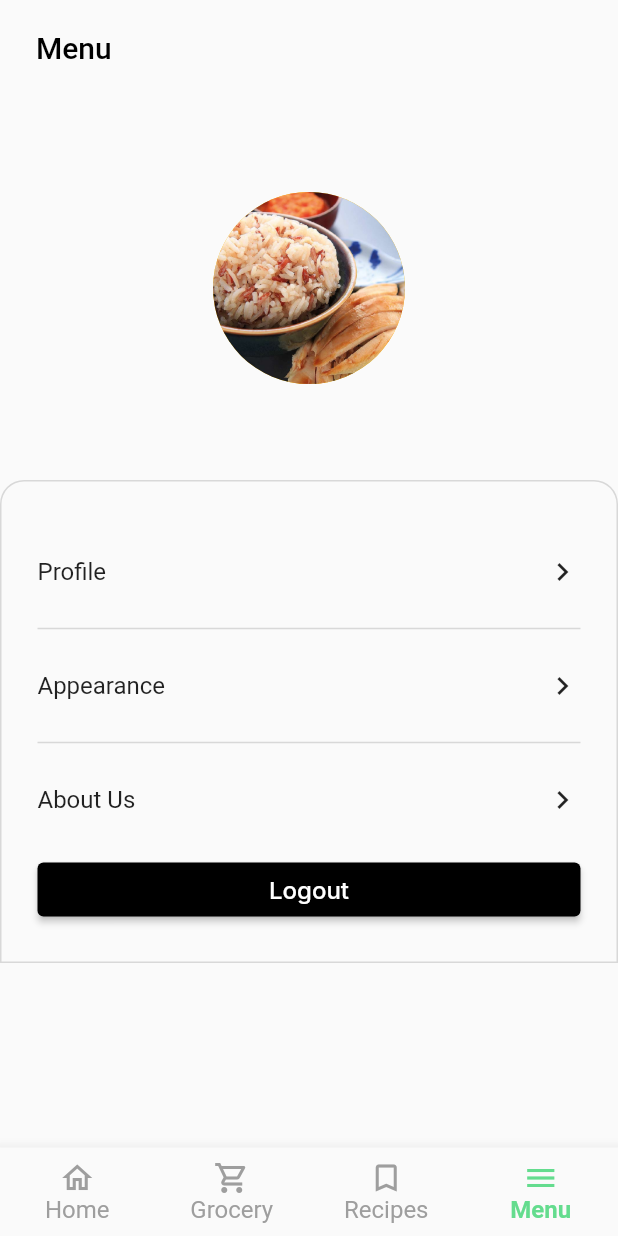
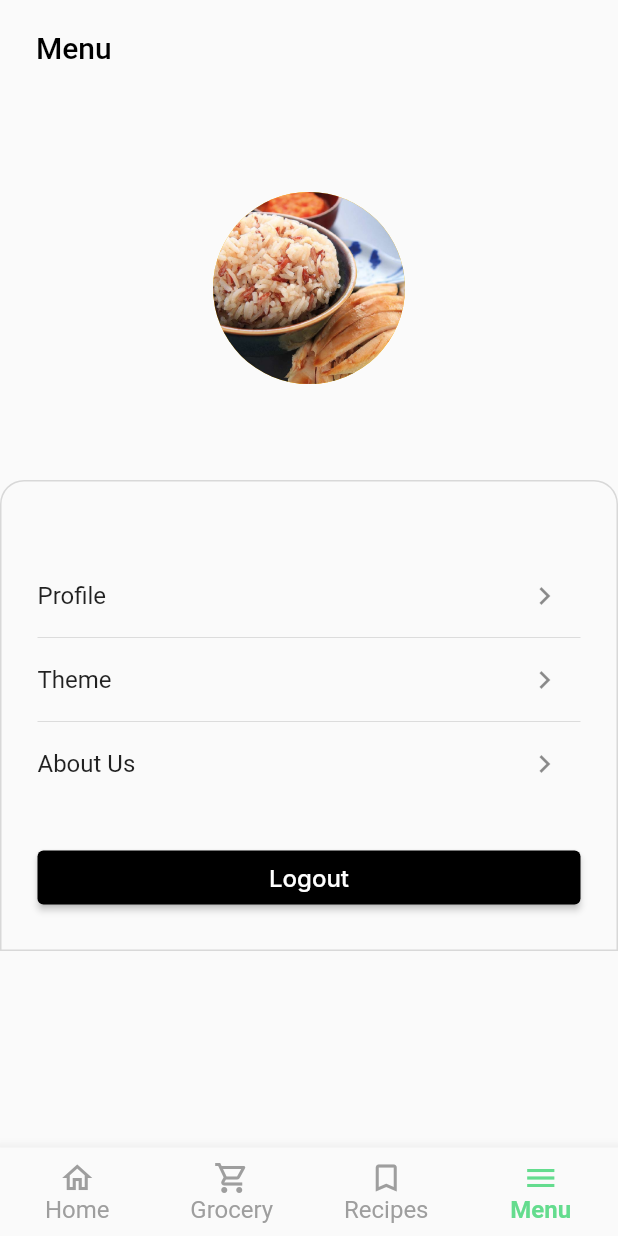
Before and after one commit to Soupfullyy/flutter-goodcook, a Flutter app: the Navigation screen opened directly, item 4 of the bottom bar chosen, on a phone screen of 412 x 824 dp. Run offline on Flutter 3.47's test engine with Material 2 defaults, Android fonts, the phone set to English and light mode, and no system bars; our stand-ins replace google_fonts; accounts and stored records are empty.

Commit message:
Update menu.dart list

```diff
--- a/lib/screens/menu.dart
+++ b/lib/screens/menu.dart
@@ -1,6 +1,9 @@
 import 'package:flutter/material.dart';
 import 'package:flutter_goodcook/screens/login.dart';
 import 'package:google_fonts/google_fonts.dart';
+
+import '../global.dart';
+import 'profile.dart';
 
 class MenuPage extends StatelessWidget {
   const MenuPage({super.key});
@@ -21,56 +24,89 @@ class MenuPage extends StatelessWidget {
         color: Colors.grey[40],
         decoration: BoxDecoration(
           border: Border.all(color: const Color(0xFFD8D8D8)),
-            borderRadius: const BorderRadius.only(topLeft: Radius.circular(16), topRight: Radius.circular(16)),),
+          borderRadius: const BorderRadius.only(
+              topLeft: Radius.circular(16), topRight: Radius.circular(16)),
+        ),
         width: double.infinity,
-
         child: Padding(
             padding: const EdgeInsets.all(24.0),
             child: Column(
               children: [
-                const Padding(
-                  padding: EdgeInsets.symmetric(vertical: 24.0),
-                  child: Row(
-                    mainAxisAlignment: MainAxisAlignment.spaceBetween,
-                    children: [
-                      Text(
-                        'Profile',
-                        style: TextStyle(fontSize: 16),
-                      ),
-                      Icon(Icons.chevron_right_outlined)
-                    ],
+                Padding(
+                  padding: const EdgeInsets.symmetric(vertical: 24.0),
+                  child: ListView(
+
+                      shrinkWrap: true,
+                      children: ListTile.divideTiles(context: context, tiles: [
+                        ListTile(
+                          contentPadding: EdgeInsets.all(0),
+                          title: const Text('Profile'),
+                          onTap: () => Navigator.push(context, MaterialPageRoute(builder: (context) => ProfilePage())),
+                          trailing: IconButton(
+                            icon: const Icon(Icons.chevron_right_outlined),
+                            onPressed: () => Navigator.push(context, MaterialPageRoute(builder: (context) => ProfilePage())),
                           ),
                         ),
-                const Divider(
-                    height: 4, thickness: 1, color: Color(0xFFD8D8D8)),
-                const Padding(
-                  padding: EdgeInsets.symmetric(vertical: 24.0),
-                  child: Row(
-                    mainAxisAlignment: MainAxisAlignment.spaceBetween,
-                    children: [
-                      Text(
-                        'Appearance',
-                        style: TextStyle(fontSize: 16),
-                      ),
-                      Icon(Icons.chevron_right_outlined)
-                    ],
+                        ListTile(
+                          contentPadding: EdgeInsets.all(0),
+                          title: const Text('Theme'),
+                          onTap: () => Navigator.push(context, MaterialPageRoute(builder: (context) => ProfilePage())),
+                          trailing: IconButton(
+                            icon: const Icon(Icons.chevron_right_outlined),
+                            onPressed: () => Navigator.push(context, MaterialPageRoute(builder: (context) => ProfilePage())),
                           ),
                         ),
-                const Divider(
-                    height: 4, thickness: 1, color: Color(0xFFD8D8D8)),
-                const Padding(
-                  padding: EdgeInsets.symmetric(vertical: 24.0),
-                  child: Row(
-                    mainAxisAlignment: MainAxisAlignment.spaceBetween,
-                    children: [
-                      Text(
-                        'About Us',
-                        style: TextStyle(fontSize: 16),
+                        ListTile(
+                          contentPadding: EdgeInsets.all(0),
+                          title: const Text('About Us'),
+                          onTap: () => Navigator.push(context, MaterialPageRoute(builder: (context) => ProfilePage())),
+                          trailing: IconButton(
+                            icon: const Icon(Icons.chevron_right_outlined),
+                            onPressed: () => Navigator.push(context, MaterialPageRoute(builder: (context) => ProfilePage())),
                           ),
-                      Icon(Icons.chevron_right_outlined)
-                    ],
+                        )
+                      ]).toList()),
+                  //   Row(
+                  //     mainAxisAlignment: MainAxisAlignment.spaceBetween,
+                  //     children: [
+                  //       Text(
+                  //         'Profile',
+                  //         style: TextStyle(fontSize: 16),
+                  //       ),
+                  //       Icon(Icons.chevron_right_outlined)
+                  //     ],
+                  //   ),
+                  // ),
+                  // const Divider(
+                  //     height: 4, thickness: 1, color: Color(0xFFD8D8D8)),
+                  // const Padding(
+                  //   padding: EdgeInsets.symmetric(vertical: 24.0),
+                  //   child: Row(
+                  //     mainAxisAlignment: MainAxisAlignment.spaceBetween,
+                  //     children: [
+                  //       Text(
+                  //         'Appearance',
+                  //         style: TextStyle(fontSize: 16),
+                  //       ),
+                  //       Icon(Icons.chevron_right_outlined)
+                  //     ],
+                  //   ),
                 ),
-                ),
+                // const Divider(
+                //     height: 4, thickness: 1, color: Color(0xFFD8D8D8)),
+                // const Padding(
+                //   padding: EdgeInsets.symmetric(vertical: 24.0),
+                //   child: Row(
+                //     mainAxisAlignment: MainAxisAlignment.spaceBetween,
+                //     children: [
+                //       Text(
+                //         'About Us',
+                //         style: TextStyle(fontSize: 16),
+                //       ),
+                //       Icon(Icons.chevron_right_outlined)
+                //     ],
+                //   ),
+                // ),
                 SizedBox(
                     width: MediaQuery.sizeOf(context).width,
                     child: ElevatedButton(
@@ -79,15 +115,13 @@ class MenuPage extends StatelessWidget {
                         ),
                         onPressed: () => Navigator.pushAndRemoveUntil(
                             context,
-                        MaterialPageRoute(builder: (context) => const Login()),
+                            MaterialPageRoute(
+                                builder: (context) => const Login()),
                             (Route<dynamic> route) => false),
                         child: Text('Logout',
                             style: GoogleFonts.inter(
                               fontSize: 16,
-                        )
-                    )
-                  )
-                )
+                            ))))
               ],
             )),
       )
```
Lines whose indentation alone changed are shown as unchanged.
